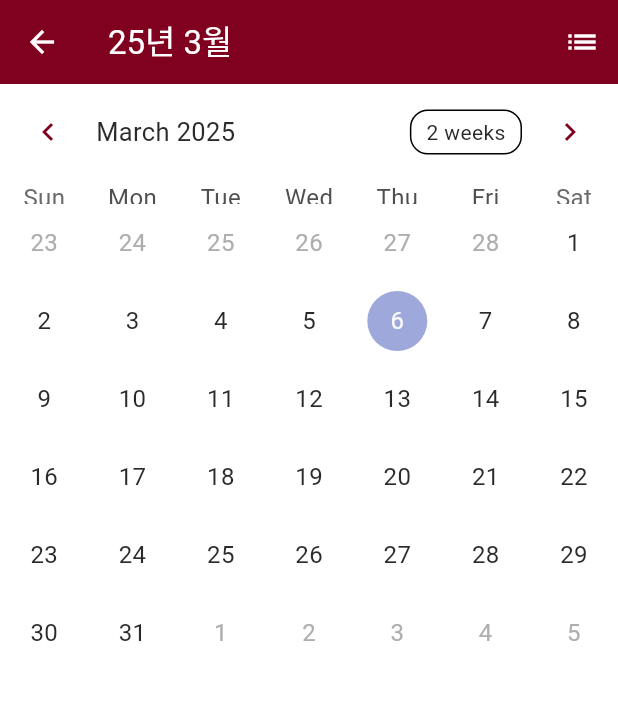
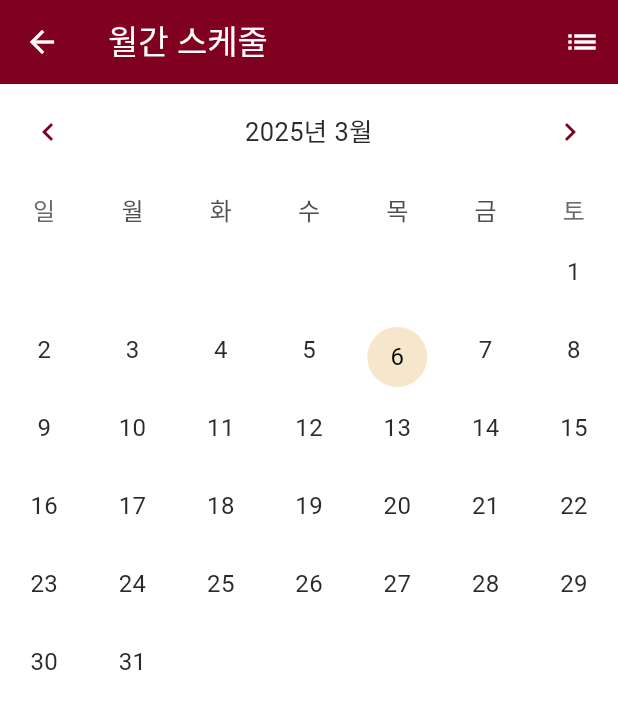
Before and after one commit to TaeBbong/chungmo-app, a Flutter app: the screen it shows after launch, after a tap on the "calendar today" icon, on a phone screen of 412 x 824 dp. Shown: the top 709 px of the screen. Run offline on Flutter 3.47's test engine with Material 3 defaults, Android fonts, the phone set to English and light mode, and no system bars; drawn by our look-alikes of table_calendar; our stand-ins replace dio, freezed_annotation, get, get_it, injectable, sqflite; accounts and stored records are empty.

Commit message:
feat: update design for calendar

```diff
--- a/lib/main.dart
+++ b/lib/main.dart
@@ -1,4 +1,5 @@
 import 'package:flutter/material.dart';
+import 'package:flutter_localizations/flutter_localizations.dart';
 import 'package:get/get.dart';
 
 import 'core/di/di.dart';
@@ -11,6 +12,7 @@ import 'presentation/theme/light_theme.dart';
 void main() async {
   WidgetsFlutterBinding.ensureInitialized();
   await configureDependencies();
+  // await initializeDateFormatting('ko_KR', 'null');
   Env.init(Environ.local);
   runApp(const MainApp());
 }
@@ -24,6 +26,14 @@ class MainApp extends StatelessWidget {
       theme: LightTheme.theme,
       darkTheme: DarkTheme.theme,
       themeMode: ThemeMode.system,
+      localizationsDelegates: const [
+          GlobalMaterialLocalizations.delegate,
+          GlobalWidgetsLocalizations.delegate,
+        ],
+      supportedLocales: const [
+        Locale('ko', 'KR'),
+        Locale('en', 'US'),
+      ],
       initialRoute: '/',
       routes: {
         '/': (context) => CreatePage(),
--- a/lib/presentation/pages/calendar/calendar_page.dart
+++ b/lib/presentation/pages/calendar/calendar_page.dart
@@ -2,6 +2,7 @@ import 'package:flutter/material.dart';
 import 'package:get/get.dart';
 import 'package:table_calendar/table_calendar.dart';
 import '../../controllers/calendar_viewmodel.dart';
+import '../../theme/palette.dart';
 
 class CalendarPage extends StatefulWidget {
   const CalendarPage({super.key});
@@ -15,6 +16,7 @@ class _CalendarPageState extends State<CalendarPage> {
   final CalendarController _controller = Get.put(CalendarController());
   bool _isCalendarView = true;
   DateTime _focusedDay = DateTime.now();
+  DateTime _selectedDay = DateTime.now();
 
   @override
   void initState() {
@@ -26,7 +28,7 @@ class _CalendarPageState extends State<CalendarPage> {
   Widget build(BuildContext context) {
     return Scaffold(
       appBar: AppBar(
-        title: Text("${_focusedDay.year % 100}년 ${_focusedDay.month}월"),
+        title: const Text("월간 스케줄"),
         actions: [
           IconButton(
             icon: Icon(_isCalendarView ? Icons.list : Icons.calendar_month),
@@ -46,17 +48,19 @@ class _CalendarPageState extends State<CalendarPage> {
     );
   }
 
-  // TODO: Calendar 모양 및 기능 미동작 수정
   Widget _buildCalendarView() {
     return Obx(() {
       final eventCounts = _controller.schedulesWithDate.value ?? {};
       return TableCalendar(
+        locale: 'ko_KR',
         firstDay: DateTime(2000, 1, 1),
         lastDay: DateTime(2100, 12, 31),
         focusedDay: _focusedDay,
+        selectedDayPredicate: (day) => isSameDay(_selectedDay, day),
         onDaySelected: (selectedDay, focusedDay) {
           setState(() {
             _focusedDay = selectedDay;
+            _selectedDay = selectedDay;
           });
         },
         onPageChanged: (focusedDay) {
@@ -66,29 +70,48 @@ class _CalendarPageState extends State<CalendarPage> {
           });
         },
         calendarFormat: CalendarFormat.month,
+        availableCalendarFormats: const {
+          CalendarFormat.month: 'Month',
+        },
+        daysOfWeekHeight: 40,
+        headerStyle: const HeaderStyle(
+          formatButtonVisible: false,
+          titleCentered: true,
+        ),
+        calendarStyle: CalendarStyle(
+          outsideDaysVisible: false,
+          todayDecoration: BoxDecoration(color: Palette.beige, shape: BoxShape.circle,),
+          selectedDecoration: BoxDecoration(color: Palette.beige, shape: BoxShape.circle,),
+          defaultTextStyle: const TextStyle(fontSize: 16),
+          selectedTextStyle: const TextStyle(fontSize: 16, color: Colors.black),
+          todayTextStyle: const TextStyle(fontSize: 16, color: Colors.black),
+        ),
         calendarBuilders: CalendarBuilders(
           defaultBuilder: (context, date, events) {
             final normalizedDate = DateTime(date.year, date.month, date.day);
-            return Stack(
-              alignment: Alignment.center,
+            final eventCount = eventCounts[normalizedDate]?.length ?? 0;
+            return Column(
+              mainAxisAlignment: MainAxisAlignment.center,
               children: [
-                // TODO: 각 날짜 클릭 시 일정 리스트 보여지게끔
                 Text(date.day.toString()),
-                if (eventCounts[normalizedDate] != null && eventCounts[normalizedDate]!.isNotEmpty)
-                  Positioned(
-                    bottom: 4,
-                    child: Container(
-                      padding: const EdgeInsets.all(4),
-                      decoration: BoxDecoration(
-                        color: Colors.blue,
-                        borderRadius: BorderRadius.circular(12),
-                      ),
-                      child: Text(
-                        '${eventCounts[normalizedDate]!.length}',
-                        style: const TextStyle(color: Colors.white, fontSize: 12),
-                      ),
-                    ),
-                  ),
+                const SizedBox(height: 4),
+                Row(
+                  mainAxisAlignment: MainAxisAlignment.center,
+                  children: eventCount > 0
+                      ? List.generate(
+                          eventCount > 5 ? 5 : eventCount,
+                          (index) => Container(
+                            width: 6,
+                            height: 6,
+                            margin: const EdgeInsets.symmetric(horizontal: 2),
+                            decoration: const BoxDecoration(
+                              color: Colors.blue,
+                              shape: BoxShape.circle,
+                            ),
+                          ),
+                        )
+                      : [const SizedBox(height: 6)],
+                ),
               ],
             );
           },
@@ -96,6 +119,7 @@ class _CalendarPageState extends State<CalendarPage> {
       );
     });
   }
+
 
   Widget _buildListView() {
     return Column(
--- a/pubspec.yaml
+++ b/pubspec.yaml
@@ -10,15 +10,18 @@ dependencies:
   dio: ^5.8.0+1
   flutter:
     sdk: flutter
+  flutter_localizations:
+    sdk: flutter
   freezed_annotation: ^2.4.4
   get: ^4.7.2
   get_it: ^8.0.3
   injectable: ^2.5.0
   injectable_generator: ^2.7.0
+  intl: ^0.19.0
   json_annotation: ^4.9.0
   path: ^1.9.1
   sqflite: ^2.4.2
-  table_calendar: ^3.2.0
+  table_calendar: ^3.1.3
 
 dev_dependencies:
   flutter_test:
```
Also changed, not shown: pubspec.lock.
